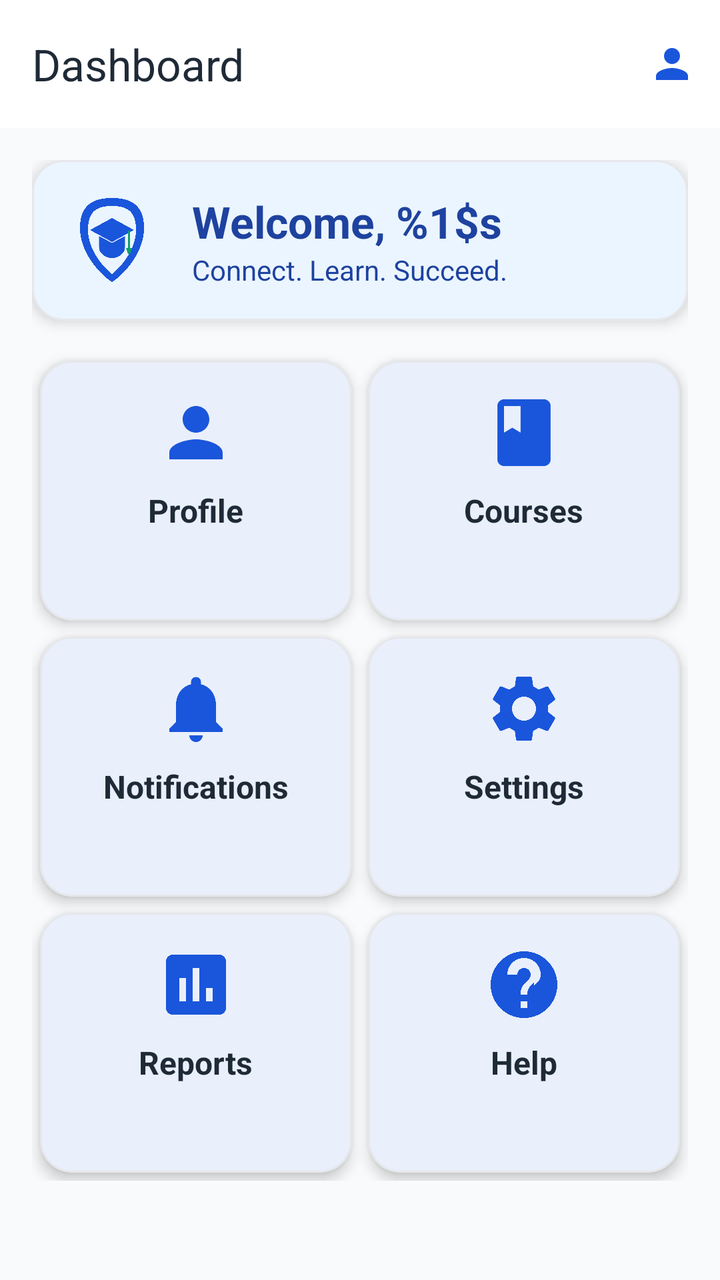
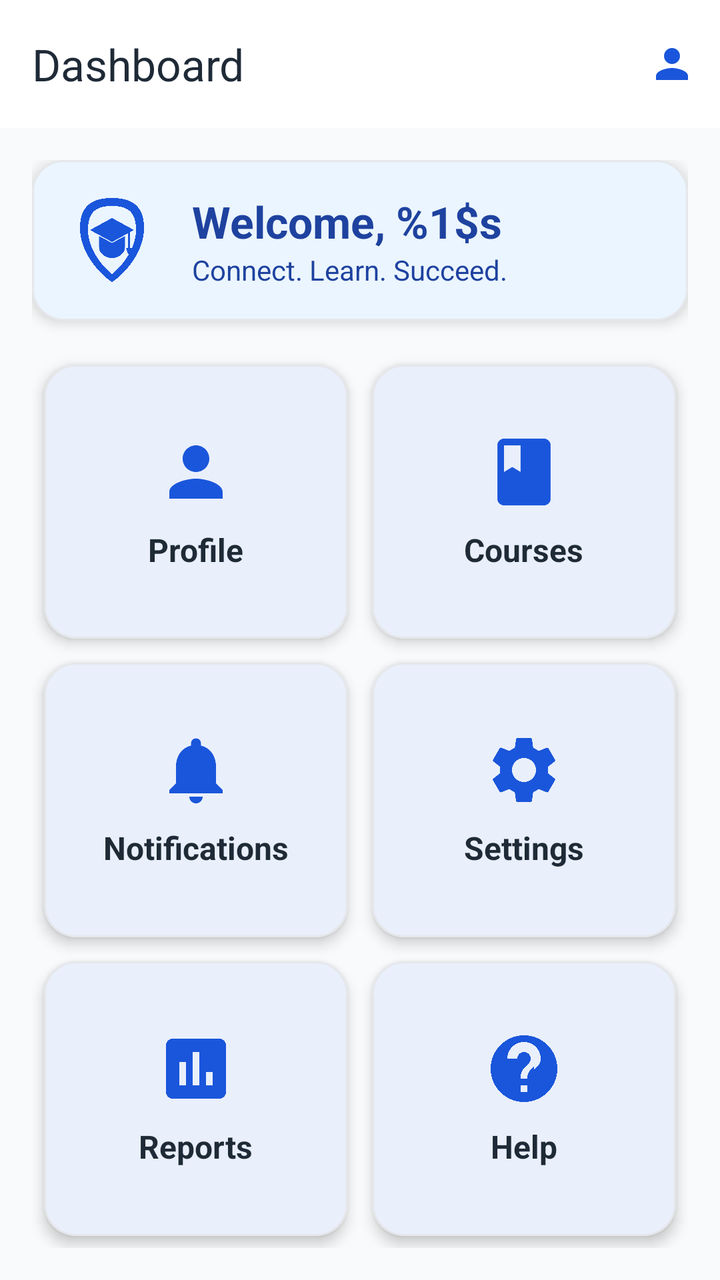

The first picture is an Android layout as it rendered before a commit; the second is the same layout after the commit. The layout source and the unified diff follow.
<!-- AndroidManifest.xml: application theme Theme.CampusConnect -->
<!-- res/layout/activity_dashboard.xml -->
<?xml version="1.0" encoding="utf-8"?>
<LinearLayout xmlns:android="http://schemas.android.com/apk/res/android"
    xmlns:app="http://schemas.android.com/apk/res-auto"
    xmlns:tools="http://schemas.android.com/tools"
    android:id="@+id/layoutDashboardRoot"
    android:layout_width="match_parent"
    android:layout_height="match_parent"
    android:background="@color/background"
    android:orientation="vertical"
    tools:context=".DashboardActivity">

    
    <com.google.android.material.appbar.MaterialToolbar
        android:id="@+id/toolbarDashboard"
        style="@style/Widget.CampusConnect.Toolbar"
        android:layout_width="match_parent"
        android:layout_height="?attr/actionBarSize"
        app:menu="@menu/menu_dashboard"
        app:title="@string/dashboard_title"
        app:titleCentered="false" />

    <ScrollView
        android:layout_width="match_parent"
        android:layout_height="match_parent"
        android:fillViewport="true">

        <LinearLayout
            android:layout_width="match_parent"
            android:layout_height="wrap_content"
            android:orientation="vertical"
            android:padding="@dimen/screen_padding">

            
            <com.google.android.material.card.MaterialCardView
                android:id="@+id/cardDashboardWelcome"
                style="@style/Widget.CampusConnect.Card"
                android:layout_width="match_parent"
                android:layout_height="wrap_content"
                android:layout_marginBottom="@dimen/spacing_medium"
                app:cardBackgroundColor="@color/primary_container">

                <LinearLayout
                    android:layout_width="match_parent"
                    android:layout_height="wrap_content"
                    android:gravity="center_vertical"
                    android:orientation="horizontal"
                    android:padding="@dimen/spacing_medium">

                    <ImageView
                        android:id="@+id/imgWelcomeIcon"
                        android:layout_width="48dp"
                        android:layout_height="48dp"
                        android:contentDescription="@string/cd_profile_avatar"
                        android:src="@drawable/ic_campus_logo" />

                    <LinearLayout
                        android:layout_width="0dp"
                        android:layout_height="wrap_content"
                        android:layout_marginStart="@dimen/spacing_medium"
                        android:layout_weight="1"
                        android:orientation="vertical">

                        <TextView
                            android:id="@+id/tvDashboardWelcome"
                            android:layout_width="wrap_content"
                            android:layout_height="wrap_content"
                            android:text="@string/dashboard_welcome"
                            android:textColor="@color/on_primary_container"
                            android:textSize="@dimen/text_title_medium"
                            android:textStyle="bold" />

                        <TextView
                            android:id="@+id/tvDashboardTagline"
                            android:layout_width="wrap_content"
                            android:layout_height="wrap_content"
                            android:text="@string/app_tagline"
                            android:textColor="@color/on_primary_container"
                            android:textSize="@dimen/text_body_medium" />
                    </LinearLayout>
                </LinearLayout>
            </com.google.android.material.card.MaterialCardView>

            
            <GridLayout
                android:id="@+id/gridDashboardModules"
                android:layout_width="match_parent"
                android:layout_height="wrap_content"
                android:alignmentMode="alignMargins"
                android:columnCount="2"
                android:columnOrderPreserved="false"
                android:useDefaultMargins="true">

                
                <com.google.android.material.card.MaterialCardView
                    android:id="@+id/cardModuleProfile"
                    style="@style/Widget.CampusConnect.Card"
                    android:layout_width="0dp"
                    android:layout_height="wrap_content"
                    android:layout_rowWeight="1"
                    android:layout_columnWeight="1"
                    android:clickable="true"
                    android:focusable="true"
                    android:minHeight="@dimen/card_min_height">

                    <LinearLayout
                        android:layout_width="match_parent"
                        android:layout_height="match_parent"
                        android:gravity="center"
                        android:orientation="vertical"
                        android:padding="@dimen/spacing_medium">

                        <ImageView
                            android:layout_width="@dimen/dashboard_icon_size"
                            android:layout_height="@dimen/dashboard_icon_size"
                            android:contentDescription="@string/cd_module_icon"
                            android:src="@drawable/ic_profile"
                            app:tint="@color/primary" />

                        <TextView
                            android:layout_width="wrap_content"
                            android:layout_height="wrap_content"
                            android:layout_marginTop="@dimen/spacing_small"
                            android:text="@string/module_profile"
                            android:textColor="@color/on_surface"
                            android:textSize="@dimen/text_body_large"
                            android:textStyle="bold" />
                    </LinearLayout>
                </com.google.android.material.card.MaterialCardView>

                
                <com.google.android.material.card.MaterialCardView
                    android:id="@+id/cardModuleCourses"
                    style="@style/Widget.CampusConnect.Card"
                    android:layout_width="0dp"
                    android:layout_height="wrap_content"
                    android:layout_rowWeight="1"
                    android:layout_columnWeight="1"
                    android:clickable="true"
                    android:focusable="true"
                    android:minHeight="@dimen/card_min_height">

                    <LinearLayout
                        android:layout_width="match_parent"
                        android:layout_height="match_parent"
                        android:gravity="center"
                        android:orientation="vertical"
                        android:padding="@dimen/spacing_medium">

                        <ImageView
                            android:layout_width="@dimen/dashboard_icon_size"
                            android:layout_height="@dimen/dashboard_icon_size"
                            android:contentDescription="@string/cd_module_icon"
                            android:src="@drawable/ic_courses"
                            app:tint="@color/primary" />

                        <TextView
                            android:layout_width="wrap_content"
                            android:layout_height="wrap_content"
                            android:layout_marginTop="@dimen/spacing_small"
                            android:text="@string/module_courses"
                            android:textColor="@color/on_surface"
                            android:textSize="@dimen/text_body_large"
                            android:textStyle="bold" />
                    </LinearLayout>
                </com.google.android.material.card.MaterialCardView>

                
                <com.google.android.material.card.MaterialCardView
                    android:id="@+id/cardModuleNotifications"
                    style="@style/Widget.CampusConnect.Card"
                    android:layout_width="0dp"
                    android:layout_height="wrap_content"
                    android:layout_rowWeight="1"
                    android:layout_columnWeight="1"
                    android:clickable="true"
                    android:focusable="true"
                    android:minHeight="@dimen/card_min_height">

                    <LinearLayout
                        android:layout_width="match_parent"
                        android:layout_height="match_parent"
                        android:gravity="center"
                        android:orientation="vertical"
                        android:padding="@dimen/spacing_medium">

                        <ImageView
                            android:layout_width="@dimen/dashboard_icon_size"
                            android:layout_height="@dimen/dashboard_icon_size"
                            android:contentDescription="@string/cd_module_icon"
                            android:src="@drawable/ic_notifications"
                            app:tint="@color/primary" />

                        <TextView
                            android:layout_width="wrap_content"
                            android:layout_height="wrap_content"
                            android:layout_marginTop="@dimen/spacing_small"
                            android:text="@string/module_notifications"
                            android:textColor="@color/on_surface"
                            android:textSize="@dimen/text_body_large"
                            android:textStyle="bold" />
                    </LinearLayout>
                </com.google.android.material.card.MaterialCardView>

                
                <com.google.android.material.card.MaterialCardView
                    android:id="@+id/cardModuleSettings"
                    style="@style/Widget.CampusConnect.Card"
                    android:layout_width="0dp"
                    android:layout_height="wrap_content"
                    android:layout_rowWeight="1"
                    android:layout_columnWeight="1"
                    android:clickable="true"
                    android:focusable="true"
                    android:minHeight="@dimen/card_min_height">

                    <LinearLayout
                        android:layout_width="match_parent"
                        android:layout_height="match_parent"
                        android:gravity="center"
                        android:orientation="vertical"
                        android:padding="@dimen/spacing_medium">

                        <ImageView
                            android:layout_width="@dimen/dashboard_icon_size"
                            android:layout_height="@dimen/dashboard_icon_size"
                            android:contentDescription="@string/cd_module_icon"
                            android:src="@drawable/ic_settings"
                            app:tint="@color/primary" />

                        <TextView
                            android:layout_width="wrap_content"
                            android:layout_height="wrap_content"
                            android:layout_marginTop="@dimen/spacing_small"
                            android:text="@string/module_settings"
                            android:textColor="@color/on_surface"
                            android:textSize="@dimen/text_body_large"
                            android:textStyle="bold" />
                    </LinearLayout>
                </com.google.android.material.card.MaterialCardView>

                
                <com.google.android.material.card.MaterialCardView
                    android:id="@+id/cardModuleReports"
                    style="@style/Widget.CampusConnect.Card"
                    android:layout_width="0dp"
                    android:layout_height="wrap_content"
                    android:layout_rowWeight="1"
                    android:layout_columnWeight="1"
                    android:clickable="true"
                    android:focusable="true"
                    android:minHeight="@dimen/card_min_height">

                    <LinearLayout
                        android:layout_width="match_parent"
                        android:layout_height="match_parent"
                        android:gravity="center"
                        android:orientation="vertical"
                        android:padding="@dimen/spacing_medium">

                        <ImageView
                            android:layout_width="@dimen/dashboard_icon_size"
                            android:layout_height="@dimen/dashboard_icon_size"
                            android:contentDescription="@string/cd_module_icon"
                            android:src="@drawable/ic_reports"
                            app:tint="@color/primary" />

                        <TextView
                            android:layout_width="wrap_content"
                            android:layout_height="wrap_content"
                            android:layout_marginTop="@dimen/spacing_small"
                            android:text="@string/module_reports"
                            android:textColor="@color/on_surface"
                            android:textSize="@dimen/text_body_large"
                            android:textStyle="bold" />
                    </LinearLayout>
                </com.google.android.material.card.MaterialCardView>

                
                <com.google.android.material.card.MaterialCardView
                    android:id="@+id/cardModuleHelp"
                    style="@style/Widget.CampusConnect.Card"
                    android:layout_width="0dp"
                    android:layout_height="wrap_content"
                    android:layout_rowWeight="1"
                    android:layout_columnWeight="1"
                    android:clickable="true"
                    android:focusable="true"
                    android:minHeight="@dimen/card_min_height">

                    <LinearLayout
                        android:layout_width="match_parent"
                        android:layout_height="match_parent"
                        android:gravity="center"
                        android:orientation="vertical"
                        android:padding="@dimen/spacing_medium">

                        <ImageView
                            android:layout_width="@dimen/dashboard_icon_size"
                            android:layout_height="@dimen/dashboard_icon_size"
                            android:contentDescription="@string/cd_module_icon"
                            android:src="@drawable/ic_help"
                            app:tint="@color/primary" />

                        <TextView
                            android:layout_width="wrap_content"
                            android:layout_height="wrap_content"
                            android:layout_marginTop="@dimen/spacing_small"
                            android:text="@string/module_help"
                            android:textColor="@color/on_surface"
                            android:textSize="@dimen/text_body_large"
                            android:textStyle="bold" />
                    </LinearLayout>
                </com.google.android.material.card.MaterialCardView>

            </GridLayout>
        </LinearLayout>
    </ScrollView>
</LinearLayout>
<!-- resources referenced by this layout -->
<resources>
  <color name="background">#F9FAFB</color>
  <color name="on_primary_container">#1E429F</color>
  <color name="on_surface">#1F2A37</color>
  <color name="primary">#1A56DB</color>
  <color name="primary_container">#EBF5FF</color>
  <dimen name="card_min_height">130dp</dimen>
  <dimen name="dashboard_icon_size">40dp</dimen>
  <dimen name="screen_padding">16dp</dimen>
  <dimen name="spacing_medium">16dp</dimen>
  <dimen name="spacing_small">8dp</dimen>
  <dimen name="text_body_large">16sp</dimen>
  <dimen name="text_body_medium">14sp</dimen>
  <dimen name="text_title_medium">22sp</dimen>
  <!-- drawable ic_campus_logo (drawable) -->
  <vector xmlns:android="http://schemas.android.com/apk/res/android"
      android:width="96dp"
      android:height="96dp"
      android:viewportWidth="96"
      android:viewportHeight="96">
      
      <path
          android:fillColor="@color/primary"
          android:pathData="M48,6 C28,6 16,14 16,36 C16,62 38,84 48,90 C58,84 80,62 80,36 C80,14 68,6 48,6 Z" />
      
      <path
          android:fillColor="@color/primary_container"
          android:pathData="M48,14 C32,14 24,20 24,38 C24,58 40,76 48,82 C56,76 72,58 72,38 C72,20 64,14 48,14 Z" />
      
      <path
          android:fillColor="@color/primary"
          android:pathData="M48,26 L26,38 L48,50 L70,38 Z" />
      
      <path
          android:fillColor="@color/primary"
          android:pathData="M35,44 L35,55 C35,61 41,66 48,66 C55,66 61,61 61,55 L61,44 L48,51 Z" />
      
      <path
          android:strokeColor="@color/secondary"
          android:strokeWidth="2.5"
          android:strokeLineCap="round"
          android:pathData="M65,40 L65,56" />
      <path
          android:fillColor="@color/secondary"
          android:pathData="M62,56 L68,56 L66,62 L64,62 Z" />
  </vector>
  <!-- drawable ic_courses (drawable) -->
  <vector xmlns:android="http://schemas.android.com/apk/res/android"
      android:width="24dp"
      android:height="24dp"
      android:viewportWidth="24"
      android:viewportHeight="24">
      <path
          android:fillColor="@color/primary"
          android:pathData="M18,2H6c-1.1,0 -2,0.9 -2,2v16c0,1.1 0.9,2 2,2h12c1.1,0 2,-0.9 2,-2V4c0,-1.1 -0.9,-2 -2,-2zM6,4h5v8l-2.5,-1.5L6,12V4z"/>
  </vector>
  <string name="app_tagline">Connect. Learn. Succeed.</string>
  <string name="cd_module_icon">Module Icon</string>
  <string name="cd_profile_avatar">User Avatar</string>
  <string name="dashboard_title">Dashboard</string>
  <string name="dashboard_welcome">Welcome, %1$s</string>
  <string name="module_courses">Courses</string>
  <string name="module_help">Help</string>
  <string name="module_notifications">Notifications</string>
  <string name="module_profile">Profile</string>
  <string name="module_reports">Reports</string>
  <string name="module_settings">Settings</string>
  <style name="Widget.CampusConnect.Toolbar" parent="Widget.Material3.Toolbar">
          <item name="android:background">@color/surface</item>
          <item name="titleTextColor">@color/on_surface</item>
          <item name="navigationIconTint">@color/on_surface</item>
      </style>
  <style name="Theme.CampusConnect" parent="Base.Theme.CampusConnect" />
  <color name="secondary">#0E9F6E</color>
  <dimen name="card_corner_radius">16dp</dimen>
  <dimen name="card_elevation">4dp</dimen>
  <color name="card_bg">#FFFFFF</color>
  <color name="card_stroke">#E5E7EB</color>
  <dimen name="card_stroke_width">1dp</dimen>
  <color name="surface">#FFFFFF</color>
  <color name="on_primary">#FFFFFF</color>
  <color name="on_secondary">#FFFFFF</color>
  <color name="secondary_container">#DEF7EC</color>
  <color name="on_secondary_container">#03543F</color>
  <color name="on_background">#111827</color>
  <color name="surface_variant">#F3F4F6</color>
  <color name="on_surface_variant">#4B5563</color>
  <color name="outline">#D1D5DB</color>
  <color name="error">#E02424</color>
  <color name="on_error">#FFFFFF</color>
  <!-- unchanged entries left out for length: 7 -->
</resources>

<!-- the commit's change to res/layout/activity_dashboard.xml (unified diff, before → after) -->
@@ -14,19 +14,21 @@
         android:id="@+id/toolbarDashboard"
         style="@style/Widget.CampusConnect.Toolbar"
         android:layout_width="match_parent"
-        android:layout_height="?attr/actionBarSize"
+        android:layout_height="wrap_content"
+        android:minHeight="?attr/actionBarSize"
         app:menu="@menu/menu_dashboard"
         app:title="@string/dashboard_title"
         app:titleCentered="false" />
 
     <ScrollView
+        android:id="@+id/scrollDashboard"
         android:layout_width="match_parent"
         android:layout_height="match_parent"
         android:fillViewport="true">
 
         <LinearLayout
             android:layout_width="match_parent"
-            android:layout_height="wrap_content"
+            android:layout_height="match_parent"
             android:orientation="vertical"
             android:padding="@dimen/screen_padding">
 
@@ -84,23 +86,25 @@
             <GridLayout
                 android:id="@+id/gridDashboardModules"
                 android:layout_width="match_parent"
-                android:layout_height="wrap_content"
+                android:layout_height="0dp"
+                android:layout_weight="1"
                 android:alignmentMode="alignMargins"
                 android:columnCount="2"
+                android:rowCount="3"
                 android:columnOrderPreserved="false"
-                android:useDefaultMargins="true">
+                android:useDefaultMargins="false">
 
                 
                 <com.google.android.material.card.MaterialCardView
                     android:id="@+id/cardModuleProfile"
                     style="@style/Widget.CampusConnect.Card"
                     android:layout_width="0dp"
-                    android:layout_height="wrap_content"
-                    android:layout_rowWeight="1"
-                    android:layout_columnWeight="1"
-                    android:clickable="true"
-                    android:focusable="true"
-                    android:minHeight="@dimen/card_min_height">
+                    android:layout_height="0dp"
+                    android:layout_rowWeight="1"
+                    android:layout_columnWeight="1"
+                    android:layout_margin="@dimen/card_margin"
+                    android:clickable="true"
+                    android:focusable="true">
 
                     <LinearLayout
                         android:layout_width="match_parent"
@@ -132,12 +136,12 @@
                     android:id="@+id/cardModuleCourses"
                     style="@style/Widget.CampusConnect.Card"
                     android:layout_width="0dp"
-                    android:layout_height="wrap_content"
-                    android:layout_rowWeight="1"
-                    android:layout_columnWeight="1"
-                    android:clickable="true"
-                    android:focusable="true"
-                    android:minHeight="@dimen/card_min_height">
+                    android:layout_height="0dp"
+                    android:layout_rowWeight="1"
+                    android:layout_columnWeight="1"
+                    android:layout_margin="@dimen/card_margin"
+                    android:clickable="true"
+                    android:focusable="true">
 
                     <LinearLayout
                         android:layout_width="match_parent"
@@ -169,12 +173,12 @@
                     android:id="@+id/cardModuleNotifications"
                     style="@style/Widget.CampusConnect.Card"
                     android:layout_width="0dp"
-                    android:layout_height="wrap_content"
-                    android:layout_rowWeight="1"
-                    android:layout_columnWeight="1"
-                    android:clickable="true"
-                    android:focusable="true"
-                    android:minHeight="@dimen/card_min_height">
+                    android:layout_height="0dp"
+                    android:layout_rowWeight="1"
+                    android:layout_columnWeight="1"
+                    android:layout_margin="@dimen/card_margin"
+                    android:clickable="true"
+                    android:focusable="true">
 
                     <LinearLayout
                         android:layout_width="match_parent"
@@ -206,12 +210,12 @@
                     android:id="@+id/cardModuleSettings"
                     style="@style/Widget.CampusConnect.Card"
                     android:layout_width="0dp"
-                    android:layout_height="wrap_content"
-                    android:layout_rowWeight="1"
-                    android:layout_columnWeight="1"
-                    android:clickable="true"
-                    android:focusable="true"
-                    android:minHeight="@dimen/card_min_height">
+                    android:layout_height="0dp"
+                    android:layout_rowWeight="1"
+                    android:layout_columnWeight="1"
+                    android:layout_margin="@dimen/card_margin"
+                    android:clickable="true"
+                    android:focusable="true">
 
                     <LinearLayout
                         android:layout_width="match_parent"
@@ -243,12 +247,12 @@
                     android:id="@+id/cardModuleReports"
                     style="@style/Widget.CampusConnect.Card"
                     android:layout_width="0dp"
-                    android:layout_height="wrap_content"
-                    android:layout_rowWeight="1"
-                    android:layout_columnWeight="1"
-                    android:clickable="true"
-                    android:focusable="true"
-                    android:minHeight="@dimen/card_min_height">
+                    android:layout_height="0dp"
+                    android:layout_rowWeight="1"
+                    android:layout_columnWeight="1"
+                    android:layout_margin="@dimen/card_margin"
+                    android:clickable="true"
+                    android:focusable="true">
 
                     <LinearLayout
                         android:layout_width="match_parent"
@@ -280,12 +284,12 @@
                     android:id="@+id/cardModuleHelp"
                     style="@style/Widget.CampusConnect.Card"
                     android:layout_width="0dp"
-                    android:layout_height="wrap_content"
-                    android:layout_rowWeight="1"
-                    android:layout_columnWeight="1"
-                    android:clickable="true"
-                    android:focusable="true"
-                    android:minHeight="@dimen/card_min_height">
+                    android:layout_height="0dp"
+                    android:layout_rowWeight="1"
+                    android:layout_columnWeight="1"
+                    android:layout_margin="@dimen/card_margin"
+                    android:clickable="true"
+                    android:focusable="true">
 
                     <LinearLayout
                         android:layout_width="match_parent"
<!-- resource entries referenced after the edit -->
@@ -5,7 +5,7 @@
   <color name="on_surface">#1F2A37</color>
   <color name="primary">#1A56DB</color>
   <color name="primary_container">#EBF5FF</color>
-  <dimen name="card_min_height">130dp</dimen>
+  <dimen name="card_margin">6dp</dimen>
   <dimen name="dashboard_icon_size">40dp</dimen>
   <dimen name="screen_padding">16dp</dimen>
   <dimen name="spacing_medium">16dp</dimen>
@@ -37,12 +37,12 @@
           android:pathData="M35,44 L35,55 C35,61 41,66 48,66 C55,66 61,61 61,55 L61,44 L48,51 Z" />
       
       <path
-          android:strokeColor="@color/secondary"
+          android:strokeColor="@color/primary"
           android:strokeWidth="2.5"
           android:strokeLineCap="round"
           android:pathData="M65,40 L65,56" />
       <path
-          android:fillColor="@color/secondary"
+          android:fillColor="@color/primary"
           android:pathData="M62,56 L68,56 L66,62 L64,62 Z" />
   </vector>
   <!-- drawable ic_courses (drawable) -->
